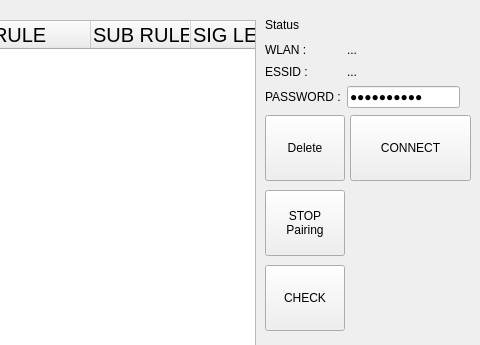
This is WifiConnection/wifi.ui in sunghojang/Qt4wifiscan as Qt 5 draws it before an edit; both pictures show x 320 to 800 and y 0 to 345 of the 800 by 460 pixel window. The edited form follows.
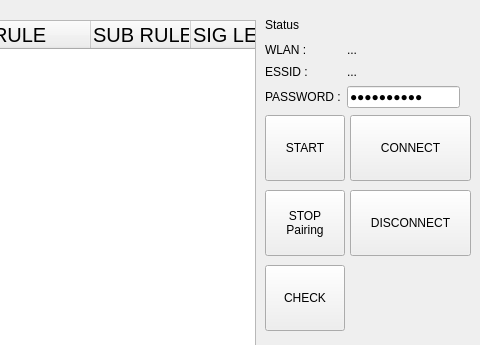
This is the edited form.

Commit message: add wifi signal power icon

What changed in the file:
```diff
--- a/WifiConnection/wifi.ui
+++ b/WifiConnection/wifi.ui
@@ -159,7 +159,7 @@
     </rect>
    </property>
    <property name="text">
-    <string>Delete</string>
+    <string>START</string>
    </property>
   </widget>
   <widget class="QPushButton" name="m_button_stop">
@@ -189,6 +189,26 @@
     <string>CHECK</string>
    </property>
   </widget>
+  <widget class="QPushButton" name="m_button_disconnect">
+   <property name="geometry">
+    <rect>
+     <x>670</x>
+     <y>190</y>
+     <width>121</width>
+     <height>66</height>
+    </rect>
+   </property>
+   <property name="text">
+    <string>DISCONNECT</string>
+   </property>
+  </widget>
+  <zorder>treeWidgetWiFis</zorder>
+  <zorder>m_button_connect</zorder>
+  <zorder>layoutWidget</zorder>
+  <zorder>m_button_delete</zorder>
+  <zorder>m_button_check</zorder>
+  <zorder>m_button_disconnect</zorder>
+  <zorder>m_button_stop</zorder>
  </widget>
  <resources/>
  <connections/>
```
The commit also changes 11 other files.
